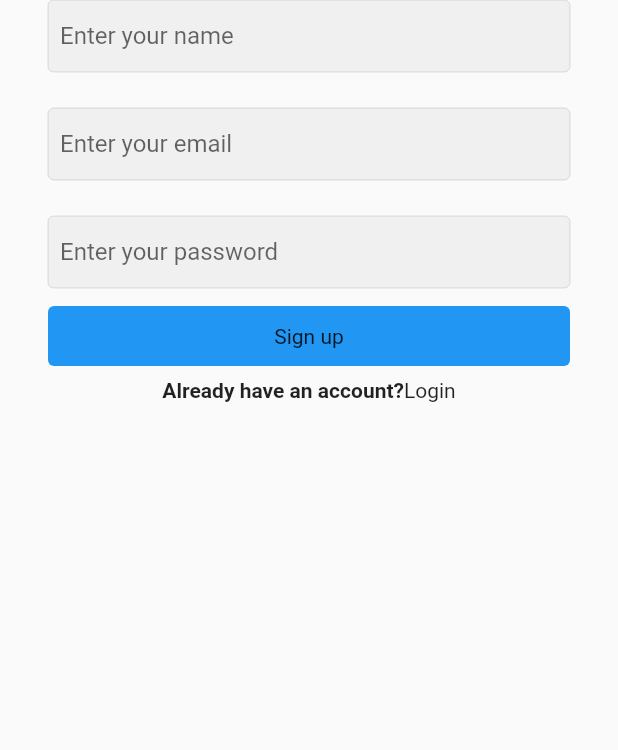
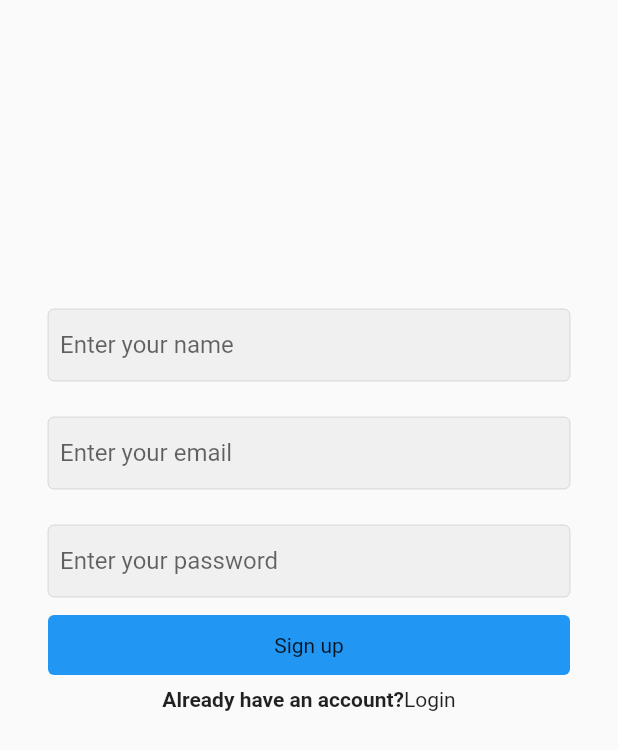
Before and after one commit to rukasuamarike/RecycleHub, a Flutter app: the UserLoginScreen screen opened directly, on a phone screen of 412 x 824 dp. Shown: the top 750 px of the screen. Run offline on Flutter 3.47's test engine with Material 2 defaults, Android fonts, the phone set to English and light mode, and no system bars; our stand-ins replace cloud_firestore, firebase_auth, firebase_core; missing offline and left inert: dart:html; accounts and stored records are empty; statements that could not run were skipped.

Commit message:
fixed bug with sign in spacing

```diff
--- a/lib/screens/user_login_screen.dart
+++ b/lib/screens/user_login_screen.dart
@@ -59,7 +59,8 @@ class _UserLoginScreenState extends State<UserLoginScreen> {
 
   @override
   Widget build(BuildContext context) {
-    return Scaffold(
+    return Container(
+      child: Scaffold(
           body: Center(
               child: _isNewUser
                   ? Container(
@@ -70,9 +71,9 @@ class _UserLoginScreenState extends State<UserLoginScreen> {
                       child: Column(
                           crossAxisAlignment: CrossAxisAlignment.center,
                           children: [
-                          Flexible(child: Container(), flex: 2),
                             //add logo
-                          const SizedBox(height: 64),
+                            SizedBox(
+                                height: MediaQuery.of(context).size.height / 3),
                             //text field for email
                             TextFieldInput(
                                 textEditingController: _emailController,
@@ -131,8 +132,9 @@ class _UserLoginScreenState extends State<UserLoginScreen> {
                                       _isNewUser = !_isNewUser;
                                     }),
                                     child: Container(
-                                    child: Text("Sign up"),
-                                    padding: EdgeInsets.symmetric(vertical: 8),
+                                      padding: const EdgeInsets.symmetric(
+                                          vertical: 8),
+                                      child: const Text("Sign up"),
                                     ),
                                   ),
                                 ])
@@ -145,6 +147,9 @@ class _UserLoginScreenState extends State<UserLoginScreen> {
                       child: Column(
                           crossAxisAlignment: CrossAxisAlignment.center,
                           children: [
+                            SizedBox(
+                              height: MediaQuery.of(context).size.height / 4,
+                            ),
                             TextFieldInput(
                                 textEditingController: _nameController,
                                 hintText: 'Enter your name',
@@ -203,12 +208,13 @@ class _UserLoginScreenState extends State<UserLoginScreen> {
                                       _isNewUser = !_isNewUser;
                                     }),
                                     child: Container(
-                                    padding:
-                                        const EdgeInsets.symmetric(vertical: 8),
+                                      padding: const EdgeInsets.symmetric(
+                                          vertical: 8),
                                       child: const Text("Login"),
                                     ),
                                   ),
                                 ])
-                        ]))));
+                          ])))),
+    );
   }
 }
```
Lines whose indentation alone changed are shown as unchanged.
